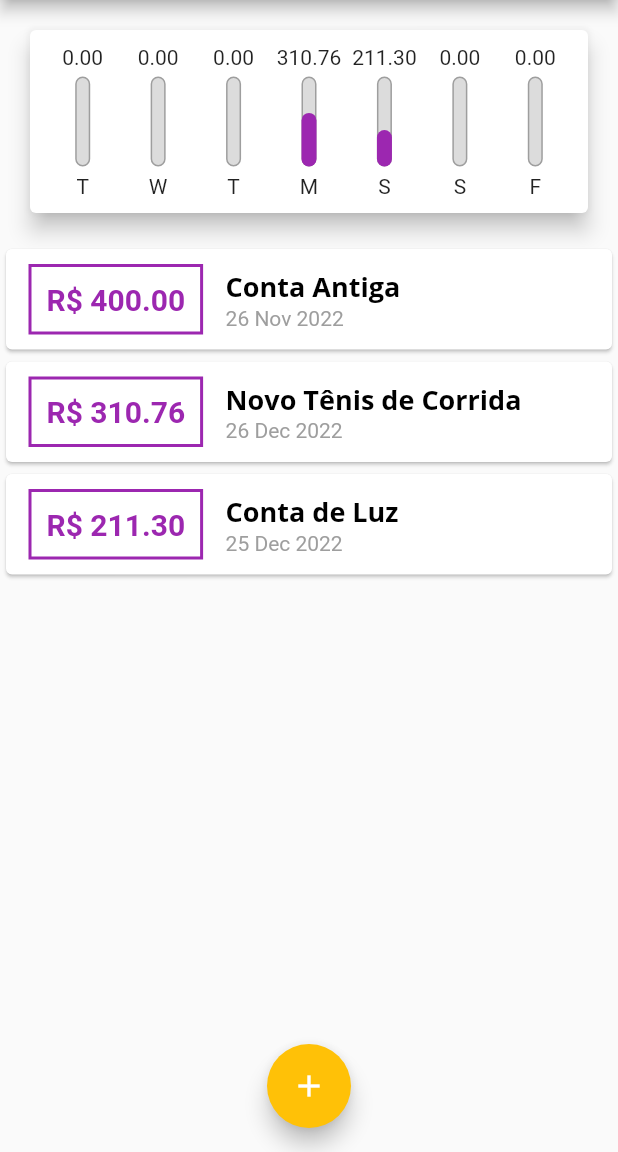
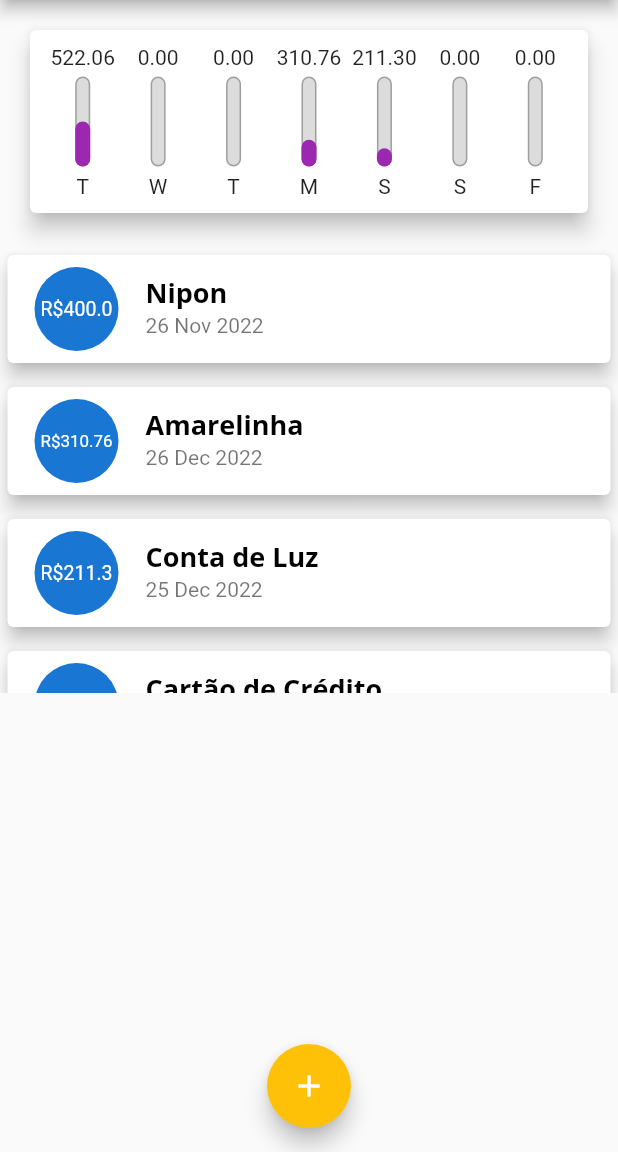
Before and after one commit to enilsonfilho/expenses-app, a Flutter app: the screen it shows after launch, on a phone screen of 412 x 824 dp, the part 84-1236 px from its top. Run offline on Flutter 3.47's test engine with Material 2 defaults, Android fonts, the phone set to English and light mode, and no system bars.

Commit message:
feat: ListTile

```diff
--- a/lib/components/transaction_list.dart
+++ b/lib/components/transaction_list.dart
@@ -36,42 +36,31 @@ class TransactionList extends StatelessWidget {
         itemBuilder: (ctx, index) {
           final tr = transactions[index];
           return Card(
-            child: Row(
-              children: <Widget>[
-                Container(
-                  margin: EdgeInsets.symmetric(horizontal: 15, vertical: 10),
-                  decoration: BoxDecoration(
-                      border: Border.all(
-                    color: Theme.of(context).colorScheme.primary,
-                    width: 2,
-                  )),
-                  padding: EdgeInsets.all(10),
+            elevation: 5,
+            margin: EdgeInsets.symmetric(
+              vertical: 8,
+              horizontal: 5,
+            ),
+            child: ListTile(
+              leading: CircleAvatar(
+                radius: 30,
+                child: Padding(
+                  padding: const EdgeInsets.all(6),
+                  child: FittedBox(
                     child: Text(
-                    'R\$ ${tr.value.toStringAsFixed(2)}',
-                    style: TextStyle(
-                      fontWeight: FontWeight.bold,
-                      fontSize: 20,
-                      color: Theme.of(context).colorScheme.primary,
+                      'R\$${tr.value}'
                     ),
                   ),
                 ),
-                Column(
-                  crossAxisAlignment: CrossAxisAlignment.start,
-                  children: <Widget>[
-                    Text(
+              ),
+              title: Text(
                 tr.title,
                 style: Theme.of(context).textTheme.headline6,
               ),
-                    Text(
+              subtitle: Text(
                 DateFormat('d MMM y').format(tr.date),
-                      style: TextStyle(
-                        color: Colors.grey,
               ),
             ),
-                  ],
-                )
-              ],
-            )
           );
         },
       ),
--- a/lib/main.dart
+++ b/lib/main.dart
@@ -49,9 +49,11 @@ class MyHomePage extends StatefulWidget {
 class _MyHomePageState extends State<MyHomePage> {
 
   final List<Transaction> _transactions = [
-    Transaction(id: 't0', title: 'Conta Antiga', value: 400.00, date: DateTime.now().subtract(Duration(days: 33))),
-    Transaction(id: 't1', title: 'Novo Tênis de Corrida', value: 310.76, date: DateTime.now().subtract(Duration(days: 3))),
+    Transaction(id: 't0', title: 'Nipon', value: 400.00, date: DateTime.now().subtract(Duration(days: 33))),
+    Transaction(id: 't1', title: 'Amarelinha', value: 310.76, date: DateTime.now().subtract(Duration(days: 3))),
     Transaction(id: 't2', title: 'Conta de Luz', value: 211.30, date: DateTime.now().subtract(Duration(days: 4))),
+    Transaction(id: 't3', title: 'Cartão de Crédito', value: 310.76, date: DateTime.now()),
+    Transaction(id: 't4', title: 'Português Lanches', value: 211.30, date: DateTime.now()),
   ];
 
   List<Transaction> get _recentTransactions {
```
Lines whose indentation alone changed are shown as unchanged.
